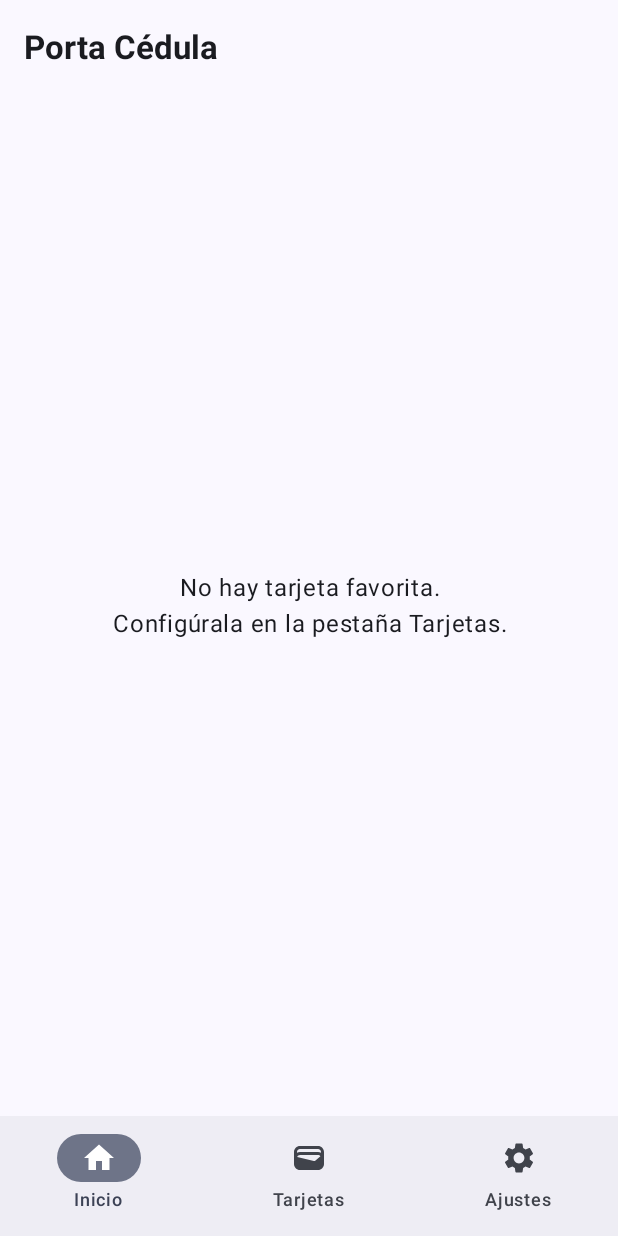
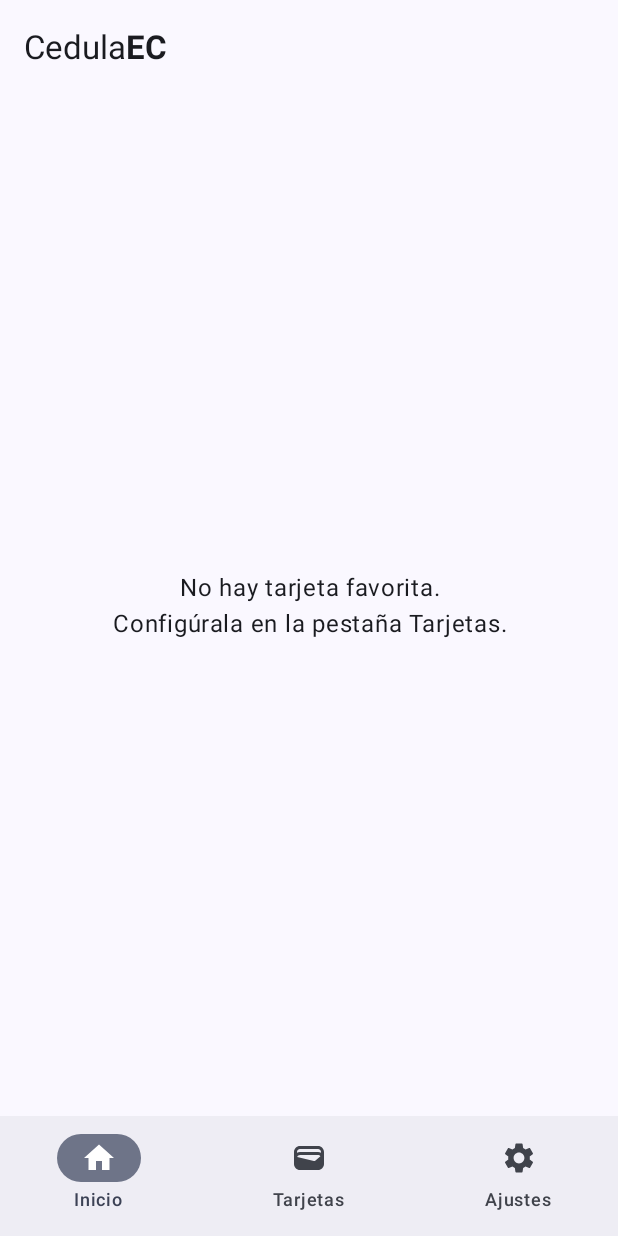
Before and after one commit to afreireo/PortaCedula, an Android app built with Jetpack Compose: the screen it shows after launch (MainActivity), on a phone screen of 412 x 824 dp. Run offline under Robolectric (Android 15) with nearby library versions, the phone set to English and light mode, and no system bars; libraries missing offline, so code that uses them is left out: com.google.mlkit.vision; 1 statement that could not run was skipped.

Commit message:
CedulaEC

```diff
--- a/app/src/main/AndroidManifest.xml
+++ b/app/src/main/AndroidManifest.xml
@@ -1,5 +1,4 @@
 <?xml version="1.0" encoding="utf-8"?>
-
 <manifest package="com.example.portacedula" xmlns:android="http://schemas.android.com/apk/res/android">
 
     <!-- Permiso (opcional con este scanner, pero útil para compatibilidad) -->
@@ -10,7 +9,7 @@
     <uses-feature android:name="android.hardware.camera.autofocus" android:required="false" />
 
     <application
-        android:label="Porta Cedula"
+        android:label="@string/app_name"
         android:icon="@mipmap/ic_launcher"
         android:roundIcon="@mipmap/ic_launcher_round"
         android:theme="@style/Theme.PortaCedula">
--- a/app/src/main/java/com/example/portacedula/HomeScreen.kt
+++ b/app/src/main/java/com/example/portacedula/HomeScreen.kt
@@ -29,7 +29,10 @@ import androidx.compose.ui.Modifier
 import androidx.compose.ui.graphics.Color
 import androidx.compose.ui.input.pointer.pointerInput
 import androidx.compose.ui.platform.LocalContext
+import androidx.compose.ui.text.SpanStyle
+import androidx.compose.ui.text.buildAnnotatedString
 import androidx.compose.ui.text.font.FontWeight
+import androidx.compose.ui.text.withStyle
 import androidx.compose.ui.unit.dp
 import com.google.mlkit.vision.documentscanner.GmsDocumentScannerOptions
 import com.google.mlkit.vision.documentscanner.GmsDocumentScanning
@@ -93,7 +96,14 @@ fun HomeScreen(vm: HomeViewModel) {
                             enter = fadeIn(animationSpec = tween(200)),
                             exit = fadeOut(animationSpec = tween(200))
                         ) {
-                            Text("Porta Cédula", fontWeight = FontWeight.Bold)
+                            Text(
+                                buildAnnotatedString {
+                                    append("Cedula")
+                                    withStyle(style = SpanStyle(fontWeight = FontWeight.Bold)) {
+                                        append("EC")
+                                    }
+                                }
+                            )
                         }
                         AnimatedVisibility(
                             visible = ui.selectedPart != null,
--- a/app/src/main/java/com/example/portacedula/HomeViewModel.kt
+++ b/app/src/main/java/com/example/portacedula/HomeViewModel.kt
@@ -15,7 +15,6 @@ data class HomeUiState(
     val favoriteCard: IdCard? = null,
     val showZoom: String? = null,
     val themeMode: ThemeMode = ThemeMode.SYSTEM,
-    val useDynamicColor: Boolean = true,
 
     // Estados para edición/selección en Home
     val selectedPart: CardPart? = null,
@@ -44,11 +43,6 @@ class HomeViewModel(private val repo: IdCardRepository) : ViewModel() {
         viewModelScope.launch {
             repo.themeFlow.collect { mode ->
                 _ui.update { it.copy(themeMode = mode) }
-            }
-        }
-        viewModelScope.launch {
-            repo.dynamicColorFlow.collect { enabled ->
-                _ui.update { it.copy(useDynamicColor = enabled) }
             }
         }
     }
@@ -142,8 +136,4 @@ class HomeViewModel(private val repo: IdCardRepository) : ViewModel() {
     fun setThemeMode(mode: ThemeMode) = viewModelScope.launch {
         repo.setThemeMode(mode)
     }
-
-    fun setDynamicColor(enabled: Boolean) = viewModelScope.launch {
-        repo.setDynamicColor(enabled)
-    }
 }
--- a/app/src/main/java/com/example/portacedula/MainActivity.kt
+++ b/app/src/main/java/com/example/portacedula/MainActivity.kt
@@ -55,10 +55,7 @@ class MainActivity : ComponentActivity() {
                 ThemeMode.DARK -> true
             }
 
-            PortaCedulaTheme(
-                darkTheme = darkTheme,
-                dynamicColor = ui.useDynamicColor
-            ) {
+            PortaCedulaTheme(darkTheme = darkTheme) {
                 val navController = rememberNavController()
 
                 // Visor de Zoom GLOBAL
--- a/app/src/main/java/com/example/portacedula/SplashScreen.kt
+++ b/app/src/main/java/com/example/portacedula/SplashScreen.kt
@@ -9,13 +9,16 @@ import androidx.compose.runtime.Composable
 import androidx.compose.runtime.LaunchedEffect
 import androidx.compose.ui.Alignment
 import androidx.compose.ui.Modifier
+import androidx.compose.ui.text.SpanStyle
+import androidx.compose.ui.text.buildAnnotatedString
 import androidx.compose.ui.text.font.FontWeight
+import androidx.compose.ui.text.withStyle
 import kotlinx.coroutines.delay
 
 @Composable
 fun SplashScreen(onDone: () -> Unit) {
     LaunchedEffect(Unit) {
-        delay(900) // ✅ más limpio
+        delay(900)
         onDone()
     }
 
@@ -26,11 +29,14 @@ fun SplashScreen(onDone: () -> Unit) {
         contentAlignment = Alignment.Center
     ) {
         Text(
-            text = "Porta Cédula",
-            style = MaterialTheme.typography.headlineLarge.copy(
-                fontWeight = FontWeight.Bold
-            ),
-            color = MaterialTheme.colorScheme.onBackground // ✅ color explícito
+            text = buildAnnotatedString {
+                append("Cedula")
+                withStyle(style = SpanStyle(fontWeight = FontWeight.Bold)) {
+                    append("EC")
+                }
+            },
+            style = MaterialTheme.typography.headlineLarge,
+            color = MaterialTheme.colorScheme.onBackground
         )
     }
 }
--- a/app/src/main/java/com/example/portacedula/ui/theme/Theme.kt
+++ b/app/src/main/java/com/example/portacedula/ui/theme/Theme.kt
@@ -30,7 +30,7 @@ private val LightColorScheme = lightColorScheme(
 @Composable
 fun PortaCedulaTheme(
     darkTheme: Boolean = isSystemInDarkTheme(),
-    dynamicColor: Boolean = false, // Forzado a false para usar siempre el azul
+    dynamicColor: Boolean = true, // Siempre activo como pediste
     content: @Composable () -> Unit
 ) {
     val colorScheme = when {
--- a/app/src/main/res/values/strings.xml
+++ b/app/src/main/res/values/strings.xml
@@ -1,3 +1,3 @@
 <resources>
-    <string name="app_name">PortaCedula</string>
+    <string name="app_name">CedulaEC</string>
 </resources>
```
